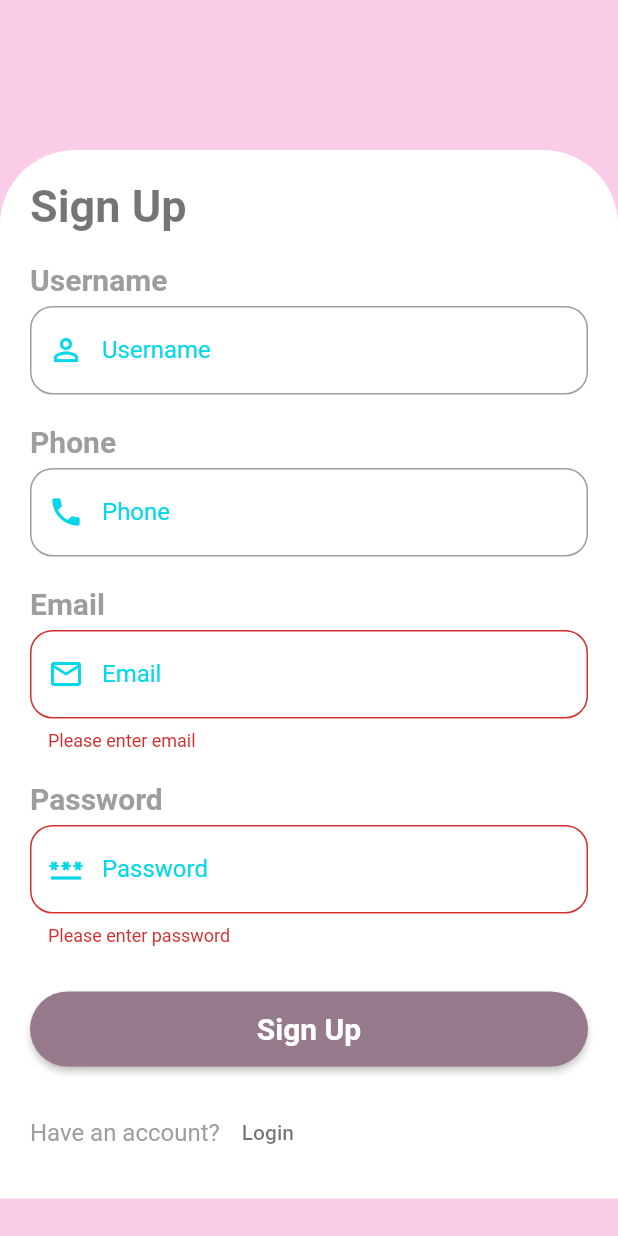
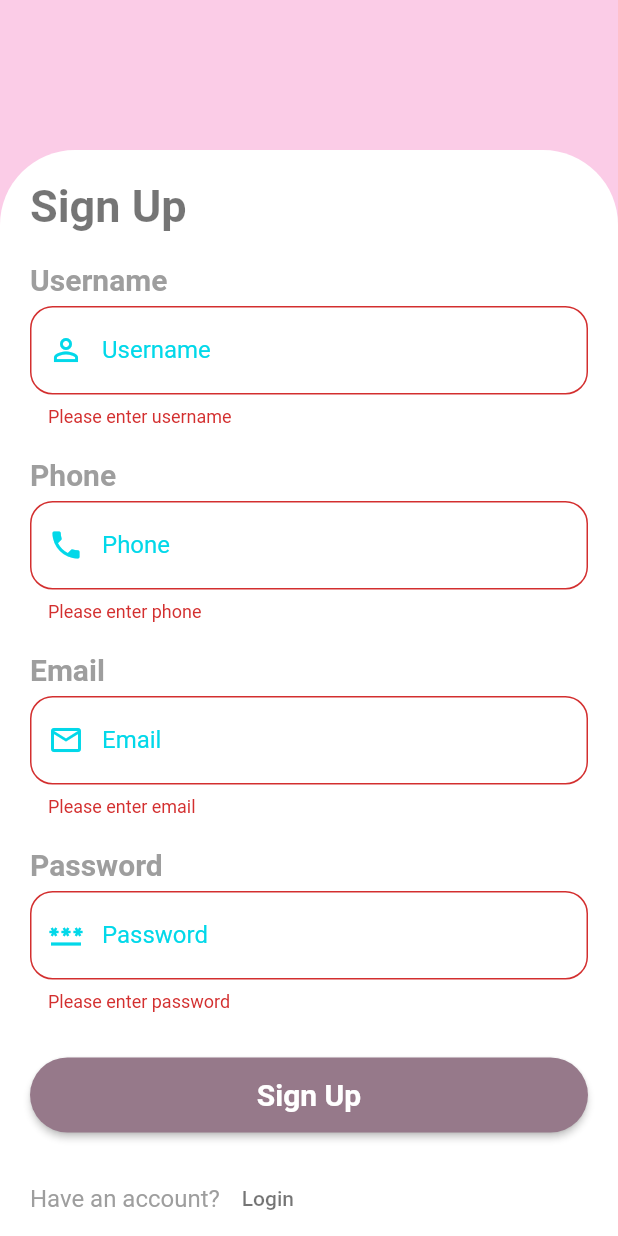
Before and after one commit to Esraa3293/todo_project, a Flutter app: the SignUp screen opened by its route, after a tap on "Sign Up", on a phone screen of 412 x 824 dp. Run offline on Flutter 3.47's test engine with Material 2 defaults, Android fonts, the phone set to English and light mode, and no system bars; our stand-ins replace calendar_timeline, cloud_firestore, firebase_auth, firebase_core; accounts and stored records are empty.

Commit message:
some changes

```diff
--- a/lib/models/user_model.dart
+++ b/lib/models/user_model.dart
@@ -1,28 +1,28 @@
-class User {
-  String imagePath;
+class UserModel {
+  String id;
   String name;
+  String phone;
   String email;
-  String about;
 
-  User(
-      {required this.imagePath,
+  UserModel(
+      {this.id = "",
       required this.name,
-      required this.email,
-      required this.about});
+      required this.phone,
+      required this.email});
 
-  User.fromJson(Map<String, dynamic> json)
+  UserModel.fromJson(Map<String, dynamic> json)
       : this(
-            imagePath: json['imagePath'],
+            id: json['id'],
             name: json['name'],
-            email: json['email'],
-            about: json['about']);
+            phone: json['phone'],
+            email: json['email']);
 
   Map<String, dynamic> toJson() {
     return {
-      "imagePath": imagePath,
+      "id": id,
       "name": name,
+      "phone": phone,
       "email": email,
-      "about": about,
     };
   }
 }
--- a/lib/views/bottom_sheets/add_task_bottom_sheet.dart
+++ b/lib/views/bottom_sheets/add_task_bottom_sheet.dart
@@ -61,7 +61,7 @@ class AddTaskBottomSheet extends StatelessWidget {
                   ),
                   autofocus: true,
                   autocorrect: false,
-                  cursorColor: Colors.green,
+                  //cursorColor: Colors.green,
                   textAlign: TextAlign.center,
                   textAlignVertical: TextAlignVertical.center,
                 ),
--- a/lib/views/sign_up.dart
+++ b/lib/views/sign_up.dart
@@ -1,4 +1,5 @@
 import 'package:flutter/material.dart';
+import 'package:todo_project/view_models/app_view_model.dart';
 import 'package:todo_project/views/home_layout/home_layout.dart';
 import 'package:todo_project/views/login_screen.dart';
 
@@ -56,7 +57,13 @@ class SignUp extends StatelessWidget {
                         const SizedBox(
                           height: 6,
                         ),
-                        TextField(
+                        TextFormField(
+                          validator: (value) {
+                            if (value == null || value.isEmpty) {
+                              return "Please enter username";
+                            }
+                            return null;
+                          },
                           controller: name,
                           keyboardType: TextInputType.text,
                           decoration: InputDecoration(
@@ -95,7 +102,13 @@ class SignUp extends StatelessWidget {
                         const SizedBox(
                           height: 6,
                         ),
-                        TextField(
+                        TextFormField(
+                          validator: (value) {
+                            if (value == null || value.isEmpty) {
+                              return "Please enter phone";
+                            }
+                            return null;
+                          },
                           controller: phone,
                           keyboardType: TextInputType.phone,
                           decoration: InputDecoration(
@@ -228,6 +241,8 @@ class SignUp extends StatelessWidget {
                         ElevatedButton(
                           onPressed: () {
                             if (formKey.currentState!.validate()) {
+                              AppViewModel.createAccount(
+                                  email.text, password.text);
                               Navigator.pushReplacementNamed(
                                   context, HomeLayout.routeName);
                             }
--- a/lib/views/widgets/task_item.dart
+++ b/lib/views/widgets/task_item.dart
@@ -3,8 +3,6 @@ import 'package:provider/provider.dart';
 import 'package:todo_project/models/task_model.dart';
 import 'package:todo_project/view_models/app_view_model.dart';
 import 'package:todo_project/views/edit_task.dart';
-
-import '../bottom_sheets/edit_task_bottom_sheet.dart';
 
 class TaskItem extends StatelessWidget {
   final TaskModel task;
@@ -49,7 +47,8 @@ class TaskItem extends StatelessWidget {
               title: Text(task.title),
               trailing: IconButton(
                   onPressed: () {
-                    Navigator.pushNamed(context, EditTask.routeName, arguments: task);
+                    Navigator.pushNamed(context, EditTask.routeName,
+                        arguments: task);
                     //viewModel.showBottomSheet(EditTaskBottomSheet(), context);
                   },
                   icon: const Icon(Icons.edit_calendar_outlined)),
--- a/pubspec.yaml
+++ b/pubspec.yaml
@@ -39,6 +39,7 @@ dependencies:
   calendar_timeline: ^1.1.2
   firebase_core: ^2.21.0
   cloud_firestore: ^4.12.2
+  firebase_auth: ^4.12.1
   flutter_launcher_icons: ^0.13.1
 
 dev_dependencies:
```
Also changed, not shown: lib/view_models/app_view_model.dart (+32 -1 lines), lib/views/home_layout/tabs/task_info_screen.dart (+9 -116 lines), pubspec.lock.
